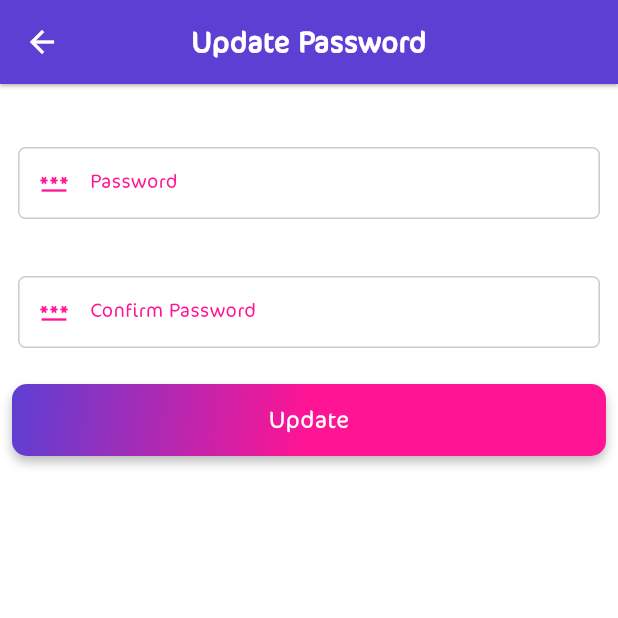
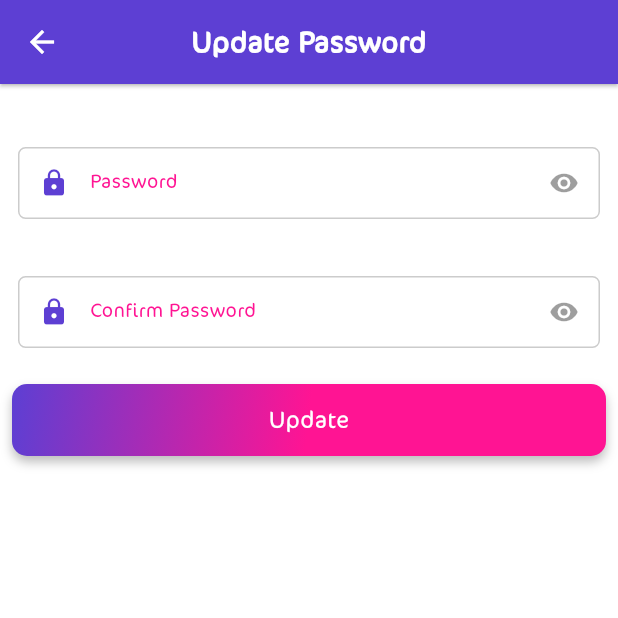
Before and after one commit to AkaashAshraf/bq-admin, a Flutter app: the UpdatePassword screen opened directly, on a phone screen of 412 x 824 dp, the top half of it. Run offline on Flutter 3.47's test engine with Material 2 defaults, Android fonts, the phone set to English and light mode, and no system bars; our stand-ins replace animated_text_kit, buttons_tabbar, data_table_2, date_time_picker, dotted_line, dropdown_button2 and 10 more; missing offline and left inert: map_launcher; accounts and stored records are empty; network calls fail.

Commit message:
all bugs fixed

```diff
--- a/lib/components/common/app_bar.dart
+++ b/lib/components/common/app_bar.dart
@@ -46,7 +46,7 @@ AppBar appBar(
                       children: <Widget>[
                         const IconButton(
                           icon: Icon(
-                            Icons.shopping_cart,
+                            Icons.calendar_month,
                             color: Colors.white,
                           ),
                           onPressed: null,
--- a/lib/components/common/textInputs/password_input.dart
+++ b/lib/components/common/textInputs/password_input.dart
@@ -27,7 +27,7 @@ class _PasswordInputState extends State<PasswordInput> {
         preIcon: const Icon(
           Icons.lock,
           size: 20,
-          color: textInputIconColor,
+          color: primaryColor,
         ),
         postIcon: GestureDetector(
           onTap: () => {
--- a/lib/views/auth/update_password.dart
+++ b/lib/views/auth/update_password.dart
@@ -3,6 +3,7 @@ import 'dart:io';
 import 'package:bq_admin/components/common/app_bar.dart';
 import 'package:bq_admin/components/common/buttons.dart';
 import 'package:bq_admin/components/common/loading_indicator%20copy.dart';
+import 'package:bq_admin/components/common/textInputs/password_input.dart';
 import 'package:bq_admin/components/common/textInputs/text_input.dart';
 import 'package:bq_admin/components/common/toasts.dart';
 import 'package:bq_admin/config/colors.dart';
@@ -56,37 +57,37 @@ class _UpdatePassword extends State<UpdatePassword> {
                         const SizedBox(
                           height: 30,
                         ),
-                        textInputCustom(
-                            label: "Password",
-                            initialValue: password,
-                            obscureText: true,
-                            preIcon: const Icon(
-                              Icons.password,
-                              size: 20,
-                              color: textInputIconColor,
-                            ),
+                        PasswordInput(
                             onTextChange: (val) {
                               setState(() {
                                 password = val;
                               });
-                            }),
+                            },
+                            lable: "Password"),
                         const SizedBox(
                           height: 30,
                         ),
-                        textInputCustom(
-                            label: "Confirm Password",
-                            initialValue: confirmPassword,
-                            obscureText: true,
-                            preIcon: const Icon(
-                              Icons.password,
-                              size: 20,
-                              color: textInputIconColor,
-                            ),
+                        PasswordInput(
                             onTextChange: (val) {
                               setState(() {
                                 confirmPassword = val;
                               });
-                            }),
+                            },
+                            lable: "Confirm Password"),
+                        // textInputCustom(
+                        //     label: "Confirm Password",
+                        //     initialValue: confirmPassword,
+                        //     obscureText: true,
+                        //     preIcon: const Icon(
+                        //       Icons.password,
+                        //       size: 20,
+                        //       color: textInputIconColor,
+                        //     ),
+                        //     onTextChange: (val) {
+                        //       setState(() {
+                        //         confirmPassword = val;
+                        //       });
+                        //     }),
                         const SizedBox(
                           height: 10,
                         ),
```
Also changed, not shown: 1 other file.
